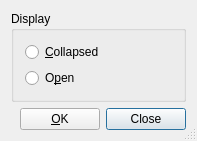
First picture: the form in src/frontends/qt4/ui/ERTUi.ui, repository rpavlik/lyx-lucid-backport, before the edit.
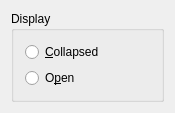
Second picture: the form after the edit.

```diff
--- a/src/frontends/qt4/ui/ERTUi.ui
+++ b/src/frontends/qt4/ui/ERTUi.ui
@@ -3,56 +3,56 @@
  <comment></comment>
  <exportmacro></exportmacro>
  <class>ERTUi</class>
- <widget class="QDialog" name="ERTUi" >
-  <property name="geometry" >
+ <widget class="QWidget" name="ERTUi">
+  <property name="geometry">
    <rect>
     <x>0</x>
     <y>0</y>
-    <width>197</width>
-    <height>135</height>
+    <width>175</width>
+    <height>99</height>
    </rect>
   </property>
-  <property name="windowTitle" >
+  <property name="windowTitle">
    <string/>
   </property>
-  <property name="sizeGripEnabled" >
+  <property name="sizeGripEnabled" stdset="0">
    <bool>true</bool>
   </property>
-  <layout class="QVBoxLayout" >
-   <property name="margin" >
-    <number>11</number>
-   </property>
-   <property name="spacing" >
+  <layout class="QVBoxLayout">
+   <property name="spacing">
     <number>6</number>
    </property>
+   <property name="margin">
+    <number>11</number>
+   </property>
    <item>
-    <widget class="QGroupBox" name="ertBG" >
-     <property name="title" >
+    <widget class="QGroupBox" name="ertBG">
+     <property name="title">
       <string>Display</string>
      </property>
-     <layout class="QVBoxLayout" >
-      <property name="margin" >
-       <number>11</number>
-      </property>
-      <property name="spacing" >
+     <layout class="QVBoxLayout">
+      <property name="spacing">
        <number>6</number>
       </property>
-     <item>
-       <widget class="QRadioButton" name="collapsedRB" >
-        <property name="toolTip" >
+      <property name="margin">
+       <number>11</number>
+      </property>
+      <item>
+       <widget class="QRadioButton" name="collapsedRB">
+        <property name="toolTip">
          <string>Show ERT button only</string>
         </property>
-        <property name="text" >
+        <property name="text">
          <string>&amp;Collapsed</string>
         </property>
        </widget>
       </item>
       <item>
-       <widget class="QRadioButton" name="openRB" >
-        <property name="toolTip" >
+       <widget class="QRadioButton" name="openRB">
+        <property name="toolTip">
          <string>Show ERT contents</string>
         </property>
-        <property name="text" >
+        <property name="text">
          <string>O&amp;pen</string>
         </property>
        </widget>
@@ -60,52 +60,6 @@
      </layout>
     </widget>
    </item>
-   <item>
-    <layout class="QHBoxLayout" >
-     <property name="margin" >
-      <number>0</number>
-     </property>
-     <property name="spacing" >
-      <number>6</number>
-     </property>
-     <item>
-      <spacer>
-       <property name="orientation" >
-        <enum>Qt::Horizontal</enum>
-       </property>
-       <property name="sizeType" >
-        <enum>QSizePolicy::Expanding</enum>
-       </property>
-       <property name="sizeHint" >
-        <size>
-         <width>20</width>
-         <height>20</height>
-        </size>
-       </property>
-      </spacer>
-     </item>
-     <item>
-      <widget class="QPushButton" name="okPB" >
-       <property name="text" >
-        <string>&amp;OK</string>
-       </property>
-       <property name="default" >
-        <bool>false</bool>
-       </property>
-      </widget>
-     </item>
-     <item>
-      <widget class="QPushButton" name="closePB" >
-       <property name="text" >
-        <string>Close</string>
-       </property>
-       <property name="default" >
-        <bool>true</bool>
-       </property>
-      </widget>
-     </item>
-    </layout>
-   </item>
   </layout>
  </widget>
  <pixmapfunction></pixmapfunction>
```
Left out of the diff: 8 changed lines with no effect on the pictures.
